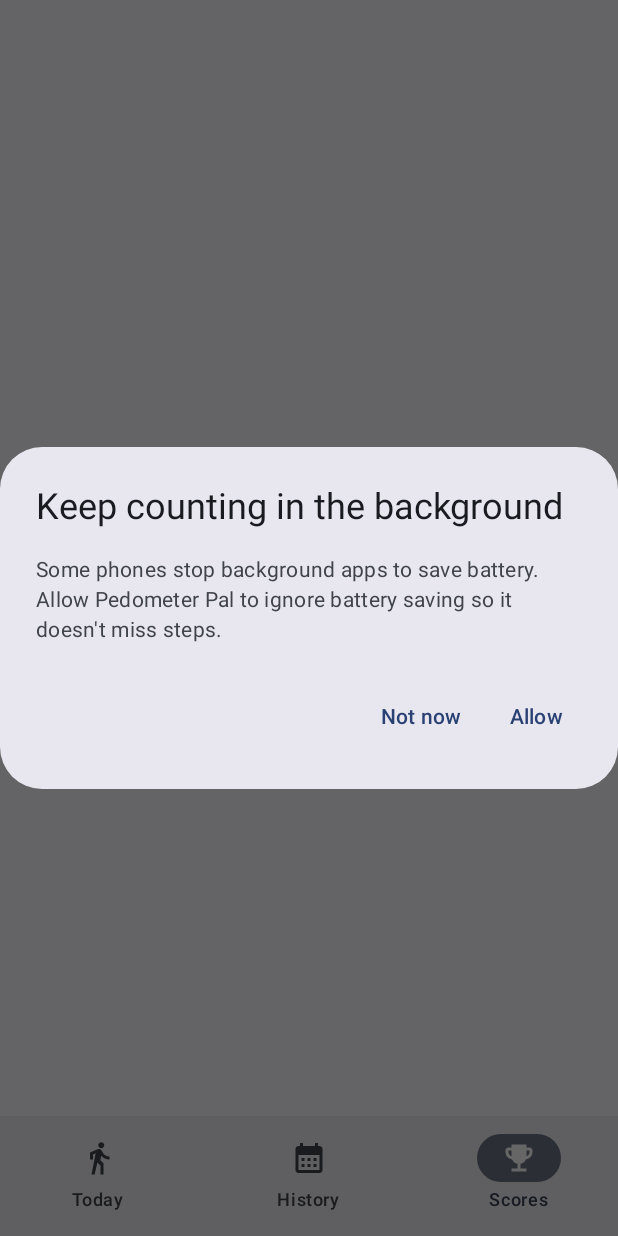
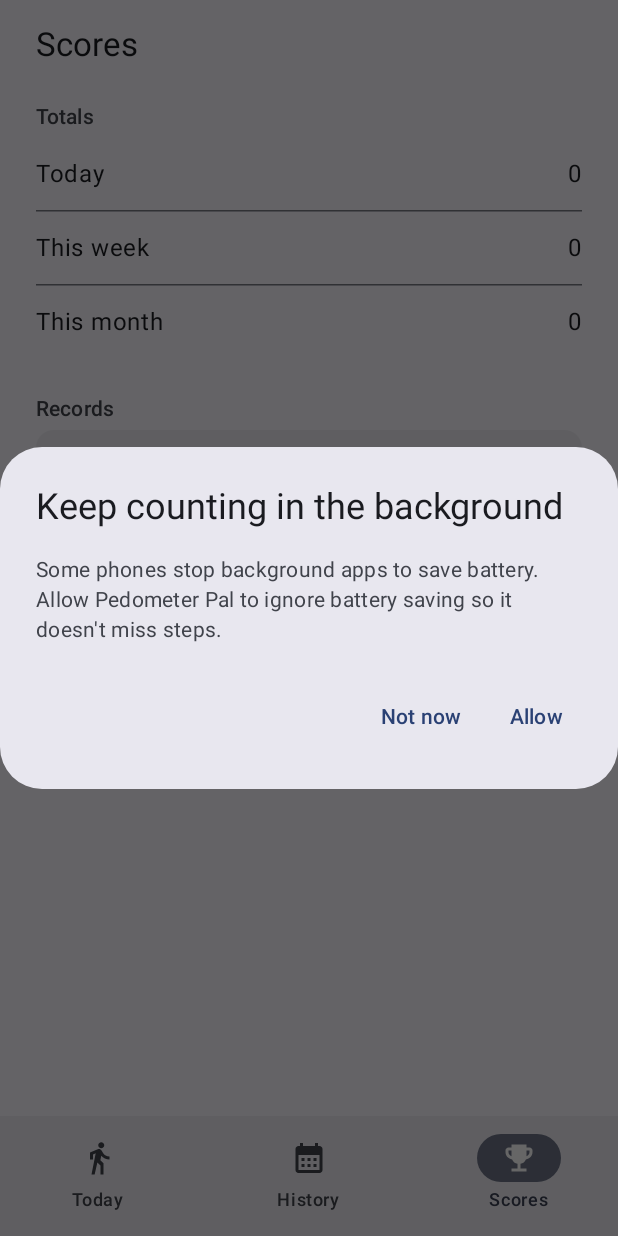
Before and after one commit to rafa-fiedo/pedometer, an Android app built with Jetpack Compose: the composable MainTabs shown on its own in the app's theme, item 3 of the bottom bar chosen, on a phone screen of 412 x 824 dp. Run offline under Robolectric (Android 15) with nearby library versions, the phone set to English and light mode, and no system bars; our stand-ins replace Room's generated code; 2 statements that could not run were skipped.

Commit message:
Add History and Scores screens

```diff
--- a/app/src/main/java/app/pedometer/ui/AppRoot.kt
+++ b/app/src/main/java/app/pedometer/ui/AppRoot.kt
@@ -1,7 +1,6 @@
 package app.pedometer.ui
 
 import androidx.annotation.StringRes
-import androidx.compose.foundation.layout.Box
 import androidx.compose.foundation.layout.fillMaxSize
 import androidx.compose.foundation.layout.padding
 import androidx.compose.material.icons.Icons
@@ -20,7 +19,6 @@ import androidx.compose.runtime.getValue
 import androidx.compose.runtime.mutableStateOf
 import androidx.compose.runtime.remember
 import androidx.compose.runtime.setValue
-import androidx.compose.ui.Alignment
 import androidx.compose.ui.Modifier
 import androidx.compose.ui.graphics.vector.ImageVector
 import androidx.compose.ui.platform.LocalContext
@@ -33,12 +31,14 @@ import androidx.navigation.compose.rememberNavController
 import app.pedometer.PedometerApp
 import app.pedometer.R
 import app.pedometer.counting.StepCounterService
+import app.pedometer.ui.history.HistoryScreen
 import app.pedometer.ui.onboarding.BatteryPrompt
 import app.pedometer.ui.onboarding.NoSensorScreen
 import app.pedometer.ui.onboarding.PermissionScreen
 import app.pedometer.ui.onboarding.StartupScreen
 import app.pedometer.ui.onboarding.hasActivityPermission
 import app.pedometer.ui.onboarding.startupScreen
+import app.pedometer.ui.scores.ScoresScreen
 import app.pedometer.ui.today.TodayScreen
 
 private enum class Tab(val route: String, @StringRes val label: Int, val icon: ImageVector) {
@@ -101,17 +101,10 @@ private fun MainTabs() {
             modifier = Modifier.padding(innerPadding),
         ) {
             composable(Tab.TODAY.route) { TodayScreen() }
-            composable(Tab.HISTORY.route) { Placeholder(Tab.HISTORY) }
-            composable(Tab.SCORES.route) { Placeholder(Tab.SCORES) }
+            composable(Tab.HISTORY.route) { HistoryScreen() }
+            composable(Tab.SCORES.route) { ScoresScreen() }
         }
     }
 
     BatteryPrompt(repository)
 }
-
-@Composable
-private fun Placeholder(tab: Tab) {
-    Box(modifier = Modifier.fillMaxSize(), contentAlignment = Alignment.Center) {
-        Text(stringResource(tab.label))
-    }
-}
--- /dev/null
+++ b/app/src/main/java/app/pedometer/ui/scores/ScoresScreen.kt
@@ -0,0 +1,100 @@
+package app.pedometer.ui.scores
+
+import androidx.compose.foundation.layout.Column
+import androidx.compose.foundation.layout.Row
+import androidx.compose.foundation.layout.Spacer
+import androidx.compose.foundation.layout.fillMaxSize
+import androidx.compose.foundation.layout.fillMaxWidth
+import androidx.compose.foundation.layout.height
+import androidx.compose.foundation.layout.padding
+import androidx.compose.foundation.rememberScrollState
+import androidx.compose.foundation.verticalScroll
+import androidx.compose.material3.HorizontalDivider
+import androidx.compose.material3.MaterialTheme
+import androidx.compose.material3.Surface
+import androidx.compose.material3.Text
+import androidx.compose.runtime.Composable
+import androidx.compose.runtime.getValue
+import androidx.compose.ui.Modifier
+import androidx.compose.ui.res.stringResource
+import androidx.compose.ui.unit.dp
+import androidx.lifecycle.compose.collectAsStateWithLifecycle
+import androidx.lifecycle.viewmodel.compose.viewModel
+import app.pedometer.R
+
+@Composable
+fun ScoresScreen(viewModel: ScoresViewModel = viewModel(factory = ScoresViewModel.Factory)) {
+    val state by viewModel.state.collectAsStateWithLifecycle()
+    val current = state ?: return
+
+    Column(
+        modifier = Modifier
+            .fillMaxSize()
+            .verticalScroll(rememberScrollState())
+            .padding(horizontal = 24.dp, vertical = 16.dp),
+    ) {
+        Text(text = stringResource(R.string.tab_scores), style = MaterialTheme.typography.titleLarge)
+
+        SectionTitle(stringResource(R.string.scores_totals))
+        TotalRow(stringResource(R.string.total_today), current.todayText)
+        HorizontalDivider()
+        TotalRow(stringResource(R.string.total_this_week), current.weekText)
+        HorizontalDivider()
+        TotalRow(stringResource(R.string.total_this_month), current.monthText)
+
+        SectionTitle(stringResource(R.string.scores_records))
+        RecordCard(stringResource(R.string.scores_best_month), current.bestThisMonth)
+        Spacer(Modifier.height(12.dp))
+        RecordCard(stringResource(R.string.scores_best_year), current.bestThisYear)
+    }
+}
+
+@Composable
+private fun SectionTitle(text: String) {
+    Text(
+        text = text,
+        style = MaterialTheme.typography.titleSmall,
+        color = MaterialTheme.colorScheme.onSurfaceVariant,
+        modifier = Modifier.padding(top = 24.dp, bottom = 4.dp),
+    )
+}
+
+@Composable
+private fun TotalRow(label: String, value: String) {
+    Row(
+        modifier = Modifier
+            .fillMaxWidth()
+            .padding(vertical = 12.dp),
+    ) {
+        Text(text = label, style = MaterialTheme.typography.bodyLarge, modifier = Modifier.weight(1f))
+        Text(text = value, style = MaterialTheme.typography.bodyLarge)
+    }
+}
+
+@Composable
+private fun RecordCard(label: String, record: RecordUi?) {
+    Surface(
+        modifier = Modifier.fillMaxWidth(),
+        color = MaterialTheme.colorScheme.surfaceContainer,
+        shape = MaterialTheme.shapes.medium,
+    ) {
+        Column(modifier = Modifier.padding(horizontal = 16.dp, vertical = 12.dp)) {
+            Text(
+                text = label,
+                style = MaterialTheme.typography.bodyMedium,
+                color = MaterialTheme.colorScheme.onSurfaceVariant,
+            )
+            Text(
+                text = record?.stepsText ?: stringResource(R.string.scores_no_record),
+                style = MaterialTheme.typography.headlineSmall,
+            )
+            if (record != null) {
+                Text(
+                    text = record.dateText,
+                    style = MaterialTheme.typography.bodyMedium,
+                    color = MaterialTheme.colorScheme.onSurfaceVariant,
+                )
+            }
+        }
+    }
+}
--- /dev/null
+++ b/app/src/main/java/app/pedometer/ui/scores/ScoresUiState.kt
@@ -0,0 +1,39 @@
+package app.pedometer.ui.scores
+
+import app.pedometer.core.DayCount
+import app.pedometer.core.StepStats
+import app.pedometer.ui.formatRecordDate
+import app.pedometer.ui.formatSteps
+import kotlinx.datetime.DayOfWeek
+import kotlinx.datetime.LocalDate
+import java.util.Locale
+
+data class RecordUi(val stepsText: String, val dateText: String)
+
+data class ScoresUiState(
+    val todayText: String,
+    val weekText: String,
+    val monthText: String,
+    /** Null when no day this month has any steps. */
+    val bestThisMonth: RecordUi?,
+    /** Null when no day this year has any steps. */
+    val bestThisYear: RecordUi?,
+)
+
+fun scoresUiState(
+    days: List<DayCount>,
+    today: LocalDate,
+    firstDayOfWeek: DayOfWeek,
+    locale: Locale,
+): ScoresUiState {
+    val summary = StepStats.summarize(days, today, firstDayOfWeek)
+    fun record(day: DayCount?) =
+        day?.let { RecordUi(formatSteps(it.steps, locale), formatRecordDate(it.date, locale)) }
+    return ScoresUiState(
+        todayText = formatSteps(summary.today, locale),
+        weekText = formatSteps(summary.thisWeek, locale),
+        monthText = formatSteps(summary.thisMonth, locale),
+        bestThisMonth = record(summary.bestDayThisMonth),
+        bestThisYear = record(summary.bestDayThisYear),
+    )
+}
--- /dev/null
+++ b/app/src/main/java/app/pedometer/ui/scores/ScoresViewModel.kt
@@ -0,0 +1,38 @@
+package app.pedometer.ui.scores
+
+import androidx.lifecycle.ViewModel
+import androidx.lifecycle.ViewModelProvider
+import androidx.lifecycle.ViewModelProvider.AndroidViewModelFactory.Companion.APPLICATION_KEY
+import androidx.lifecycle.viewModelScope
+import androidx.lifecycle.viewmodel.initializer
+import androidx.lifecycle.viewmodel.viewModelFactory
+import app.pedometer.PedometerApp
+import app.pedometer.TodaySource
+import app.pedometer.data.StepRepository
+import app.pedometer.ui.firstDayOfWeek
+import kotlinx.coroutines.flow.SharingStarted
+import kotlinx.coroutines.flow.StateFlow
+import kotlinx.coroutines.flow.combine
+import kotlinx.coroutines.flow.stateIn
+import java.util.Locale
+
+class ScoresViewModel(
+    repository: StepRepository,
+    todaySource: TodaySource,
+) : ViewModel() {
+    /** Null until the first values have loaded. */
+    val state: StateFlow<ScoresUiState?> =
+        combine(repository.days, todaySource.today) { days, today ->
+            val locale = Locale.getDefault()
+            scoresUiState(days, today, firstDayOfWeek(locale), locale)
+        }.stateIn(viewModelScope, SharingStarted.WhileSubscribed(5_000), null)
+
+    companion object {
+        val Factory: ViewModelProvider.Factory = viewModelFactory {
+            initializer {
+                val app = this[APPLICATION_KEY] as PedometerApp
+                ScoresViewModel(app.repository, app.todaySource)
+            }
+        }
+    }
+}
--- a/app/src/main/res/values/strings.xml
+++ b/app/src/main/res/values/strings.xml
@@ -34,5 +34,14 @@
     <string name="goal_save">Save</string>
     <string name="goal_cancel">Cancel</string>
 
+    <string name="history_empty">Your days will appear here</string>
+    <string name="history_goal_reached">Goal reached</string>
+
+    <string name="scores_totals">Totals</string>
+    <string name="scores_records">Records</string>
+    <string name="scores_best_month">Best day this month</string>
+    <string name="scores_best_year">Best day this year</string>
+    <string name="scores_no_record">–</string>
+
     <string name="notifications_off_hint">Notifications are off, so the step count won\'t show in the notification bar.</string>
 </resources>
```
Also changed, not shown: app/src/main/java/app/pedometer/ui/history/HistoryScreen.kt (added, +92 -0 lines), app/src/main/java/app/pedometer/ui/history/HistoryUiState.kt (added, +35 -0 lines), app/src/main/java/app/pedometer/ui/history/HistoryViewModel.kt (added, +36 -0 lines), 2 other files.
